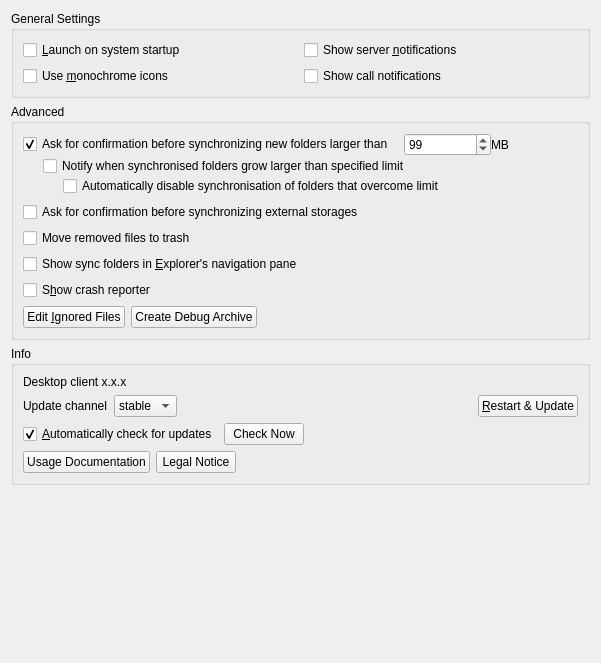
nextcloud/desktop, file src/gui/generalsettings.ui: the form before one commit.
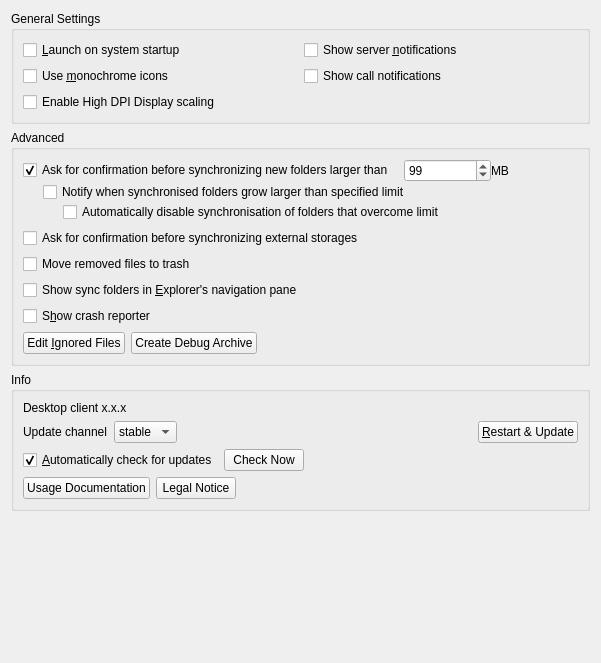
The form after the commit.

The edit to the form file:
```diff
--- a/src/gui/generalsettings.ui
+++ b/src/gui/generalsettings.ui
@@ -442,6 +442,13 @@
         </property>
        </widget>
       </item>
+      <item row="2" column="0">
+       <widget class="QCheckBox" name="scaleForHighDPIDisplaysCheckBox">
+        <property name="text">
+         <string>Enable High DPI Display scaling</string>
+        </property>
+       </widget>
+      </item>
      </layout>
     </widget>
    </item>
```
